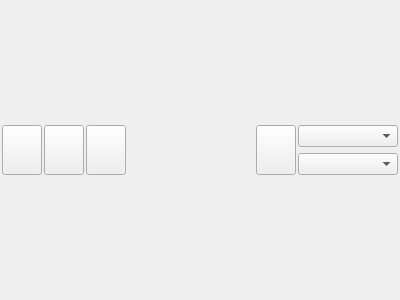
Before: the Qt Designer form src/terminal.ui in krotbsod/sqterm, drawn with Qt 5.
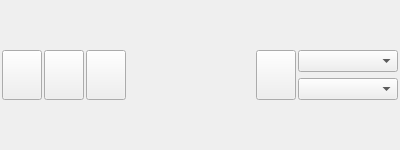
After: the same form once the commit is applied. Icons and pictures are not drawn.

What changed in the file:
```diff
--- a/src/terminal.ui
+++ b/src/terminal.ui
@@ -7,7 +7,7 @@
     <x>0</x>
     <y>0</y>
     <width>400</width>
-    <height>300</height>
+    <height>150</height>
    </rect>
   </property>
   <property name="windowTitle">
```
Left out of the diff: 16 changed lines with no effect on the pictures.
